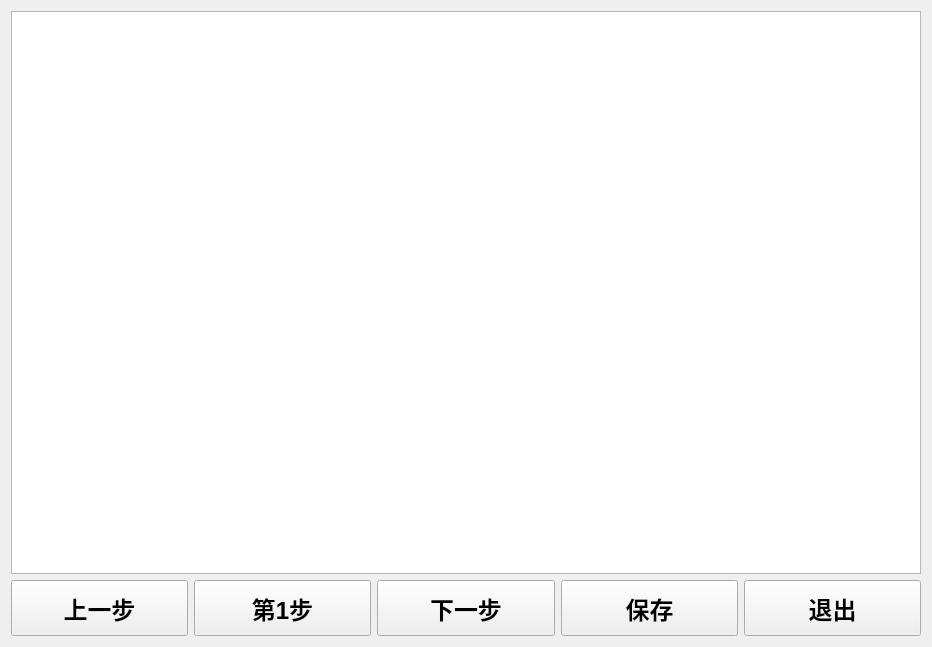
Before: the Qt Designer form demo/formula.ui in YuanXianguo/Python-Project-ITC, drawn with Qt 5.
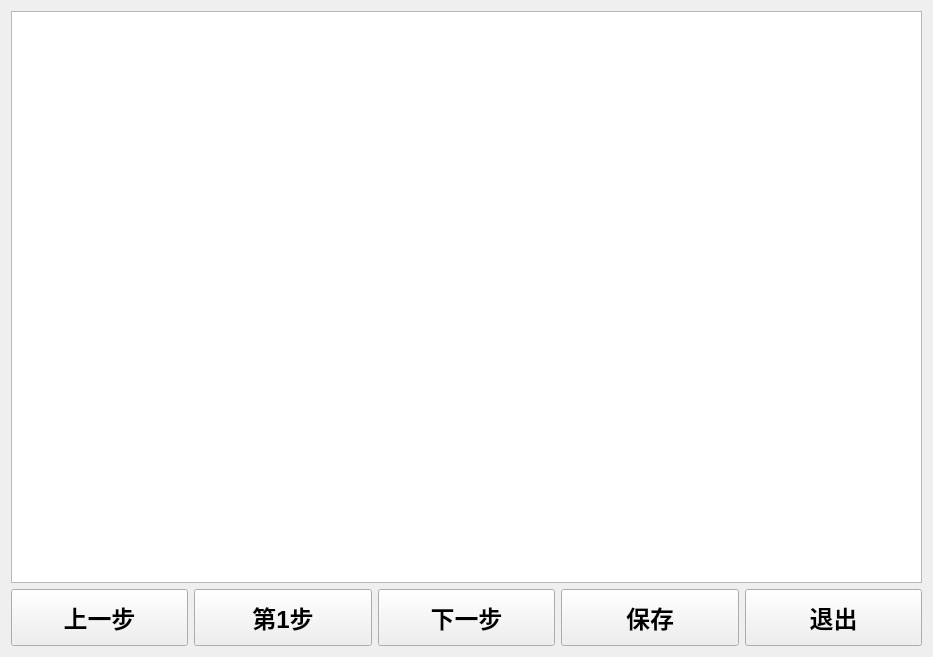
After: the same form once the commit is applied.

What changed in the file:
```diff
--- a/demo/formula.ui
+++ b/demo/formula.ui
@@ -6,8 +6,8 @@
    <rect>
     <x>0</x>
     <y>0</y>
-    <width>932</width>
-    <height>647</height>
+    <width>933</width>
+    <height>657</height>
    </rect>
   </property>
   <property name="font">
@@ -24,12 +24,6 @@
     <layout class="QVBoxLayout" name="verticalLayout" stretch="10,1">
      <item>
       <widget class="QTableView" name="tableView">
-       <property name="sizePolicy">
-        <sizepolicy hsizetype="Expanding" vsizetype="Expanding">
-         <horstretch>6</horstretch>
-         <verstretch>0</verstretch>
-        </sizepolicy>
-       </property>
        <property name="font">
         <font>
          <family>Arial</family>
```
